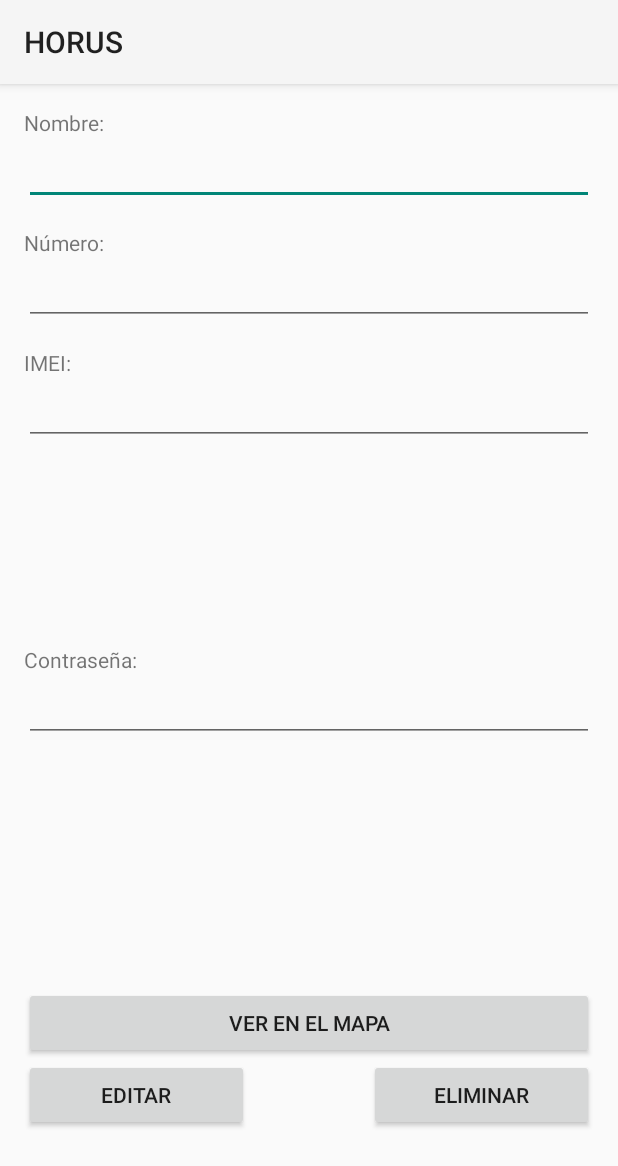
After one commit to dannharo/HORUS, an Android app: the DeviceCrudActivity screen opened directly, with no data from a screen before it, on a phone screen of 412 x 824 dp. The commit adds this screen. Shown: the top 1166 px of the screen. Run offline under Robolectric (Android 15) with nearby library versions, the phone set to English and light mode, and no system bars.

Commit message:
se agrego el form paar disp

```diff
--- a/app/src/main/AndroidManifest.xml
+++ b/app/src/main/AndroidManifest.xml
@@ -10,11 +10,13 @@
     <uses-permission android:name="android.permission.ACCESS_FINE_LOCATION" />
     <uses-permission android:name="android.permission.SEND_SMS" />
     <uses-permission android:name="android.permission.RECEIVE_SMS" />
+
     <receiver android:name=".ReceiveSms">
         <intent-filter>
-            <action android:name="android.provider.Telephony.SMS_RECEIVED"/>
+            <action android:name="android.provider.Telephony.SMS_RECEIVED" />
         </intent-filter>
     </receiver>
+
     <application
         android:allowBackup="true"
         android:icon="@mipmap/ic_launcher"
@@ -53,7 +55,7 @@
             </intent-filter>
         </activity>
         <activity android:name=".NotifyActivity" />
-
+        <activity android:name=".DeviceCrudActivity"></activity>
     </application>
 
 </manifest>
--- /dev/null
+++ b/app/src/main/java/com/app/mobi/horus/DeviceCrudActivity.java
@@ -0,0 +1,13 @@
+package com.app.mobi.horus;
+
+import android.support.v7.app.AppCompatActivity;
+import android.os.Bundle;
+
+public class DeviceCrudActivity extends AppCompatActivity {
+
+    @Override
+    protected void onCreate(Bundle savedInstanceState) {
+        super.onCreate(savedInstanceState);
+        setContentView(R.layout.activity_device_crud);
+    }
+}
--- a/app/src/main/java/com/app/mobi/horus/MainActivity.java
+++ b/app/src/main/java/com/app/mobi/horus/MainActivity.java
@@ -91,7 +91,7 @@ public class MainActivity extends AppCompatActivity {
                 //Obtiene el nombre del elemento seleccionado
                 //String data = (String) listview.getAdapter().getItem(position);
                 //Se define el intent, indica a la clase a la que se pasara la informacion
-                Intent intent = new Intent(MainActivity.this, MapAct.class);
+                Intent intent = new Intent(MainActivity.this, DeviceCrudActivity.class);
                 //  intent.putExtra("idDispositivo", data);
                 startActivity(intent);
                 btnConfigurar = (Button) findViewById(R.id.childButton);
--- /dev/null
+++ b/app/src/main/res/layout/activity_device_crud.xml
@@ -0,0 +1,124 @@
+<?xml version="1.0" encoding="utf-8"?>
+<RelativeLayout xmlns:android="http://schemas.android.com/apk/res/android"
+    xmlns:tools="http://schemas.android.com/tools"
+    android:id="@+id/activity_device_crud"
+    android:layout_width="match_parent"
+    android:layout_height="match_parent"
+    android:paddingBottom="@dimen/activity_vertical_margin"
+    android:paddingLeft="@dimen/activity_horizontal_margin"
+    android:paddingRight="@dimen/activity_horizontal_margin"
+    android:paddingTop="@dimen/activity_vertical_margin"
+    tools:context="com.app.mobi.horus.DeviceCrudActivity">
+
+    <TextView
+        android:text="@string/nombre_tag"
+        android:layout_width="wrap_content"
+        android:layout_height="wrap_content"
+        android:layout_alignParentTop="true"
+        android:layout_alignParentLeft="true"
+        android:layout_alignParentStart="true"
+        android:id="@+id/textView6" />
+
+    <EditText
+        android:layout_width="wrap_content"
+        android:layout_height="wrap_content"
+        android:inputType="textPersonName"
+        android:ems="10"
+        android:layout_below="@+id/textView6"
+        android:layout_alignParentLeft="true"
+        android:layout_alignParentStart="true"
+        android:id="@+id/editNombreDisp"
+        android:layout_alignParentRight="true"
+        android:layout_alignParentEnd="true" />
+    <TextView
+        android:layout_width="wrap_content"
+        android:layout_height="wrap_content"
+        android:id="@+id/tvnumero"
+        android:text="@string/numero_tag"
+        android:layout_below="@+id/editNombreDisp"
+        android:layout_marginTop="15dp"/>
+
+    <EditText
+        android:layout_width="wrap_content"
+        android:layout_height="wrap_content"
+        android:id="@+id/editNumeroDisp"
+        android:inputType="phone"
+        android:layout_below="@+id/tvnumero"
+        android:layout_alignParentLeft="true"
+        android:layout_alignParentStart="true"
+        android:layout_alignParentRight="true"
+        android:layout_alignParentEnd="true" />
+
+    <TextView
+        android:text="@string/IMEI_tag"
+        android:layout_width="wrap_content"
+        android:layout_height="wrap_content"
+        android:layout_alignParentLeft="true"
+        android:layout_alignParentStart="true"
+        android:id="@+id/textView7"
+        android:layout_below="@+id/editNumeroDisp"
+        android:layout_marginTop="15dp"
+        android:layout_alignRight="@+id/tvnumero"
+        android:layout_alignEnd="@+id/tvnumero" />
+
+    <EditText
+        android:layout_width="wrap_content"
+        android:layout_height="wrap_content"
+        android:inputType="textPersonName"
+        android:ems="10"
+        android:layout_below="@+id/textView7"
+        android:layout_alignParentLeft="true"
+        android:layout_alignParentStart="true"
+        android:id="@+id/editIMEIDisp"
+        android:layout_alignParentRight="true"
+        android:layout_alignParentEnd="true" />
+
+    <Button
+        android:text="Eliminar"
+        android:layout_width="150dp"
+        android:layout_height="wrap_content"
+        android:id="@+id/button4"
+        android:layout_alignBaseline="@+id/button3"
+        android:layout_alignBottom="@+id/button3"
+        android:layout_alignParentRight="true"
+        android:layout_alignParentEnd="true" />
+
+    <TextView
+        android:text="@string/pass_tag"
+        android:layout_width="wrap_content"
+        android:layout_height="wrap_content"
+        android:layout_centerVertical="true"
+        android:id="@+id/textView8" />
+
+    <Button
+        android:text="Editar"
+        android:layout_width="150dp"
+        android:layout_height="wrap_content"
+        android:id="@+id/button3"
+        android:elevation="0dp"
+        android:layout_alignParentBottom="true"
+        android:layout_alignParentLeft="true"
+        android:layout_alignParentStart="true"
+        android:layout_marginBottom="54dp" />
+
+    <Button
+        android:text="@string/btn_ver_mapa_tag"
+        android:layout_width="match_parent"
+        android:layout_height="wrap_content"
+        android:id="@+id/button2"
+        android:layout_above="@+id/button3"
+        android:layout_alignParentLeft="true"
+        android:layout_alignParentStart="true" />
+
+    <EditText
+        android:layout_width="wrap_content"
+        android:layout_height="wrap_content"
+        android:inputType="textPassword"
+        android:ems="10"
+        android:id="@+id/editPassDisp"
+        android:layout_below="@+id/textView8"
+        android:layout_alignParentLeft="true"
+        android:layout_alignParentStart="true"
+        android:layout_alignParentRight="true"
+        android:layout_alignParentEnd="true" />
+</RelativeLayout>
--- a/app/src/main/res/values/strings.xml
+++ b/app/src/main/res/values/strings.xml
@@ -8,4 +8,9 @@
     <string name="version_tag">version 0.0.4</string>
     <string name="btn_list">Configurar</string>
     <string name="title_activity_map">Map</string>
+    <string name="nombre_tag">Nombre:</string>
+    <string name="numero_tag">Número:</string>
+    <string name="IMEI_tag">IMEI:</string>
+    <string name="pass_tag">Contraseña:</string>
+    <string name="btn_ver_mapa_tag">Ver en el Mapa</string>
 </resources>
```
